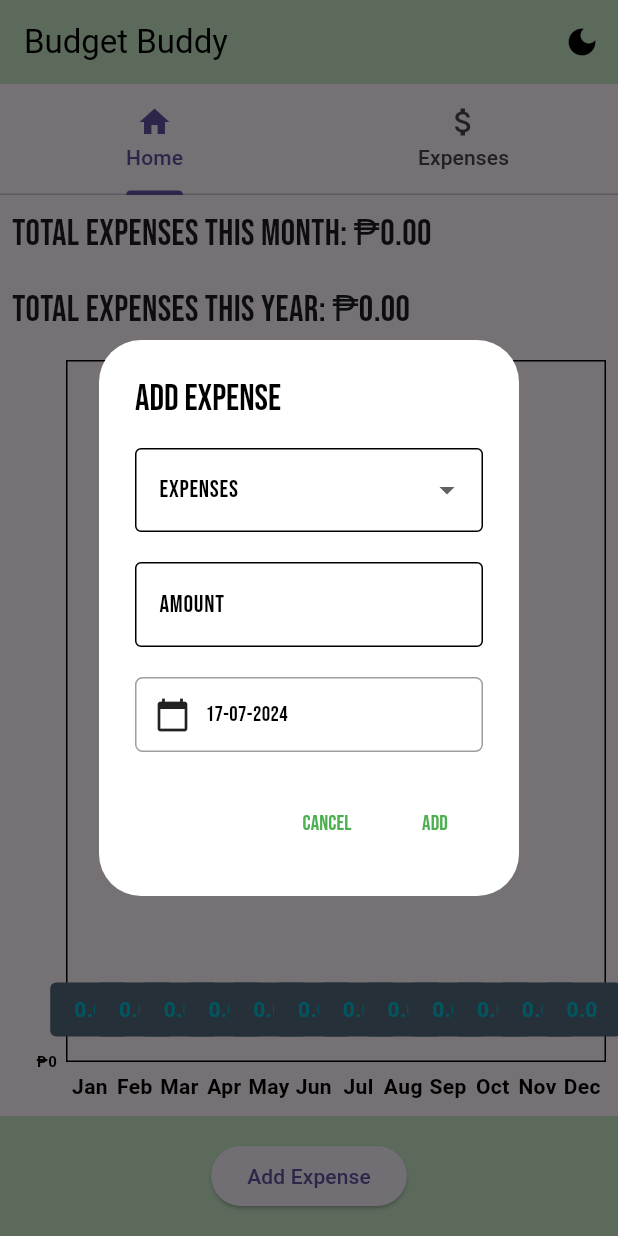
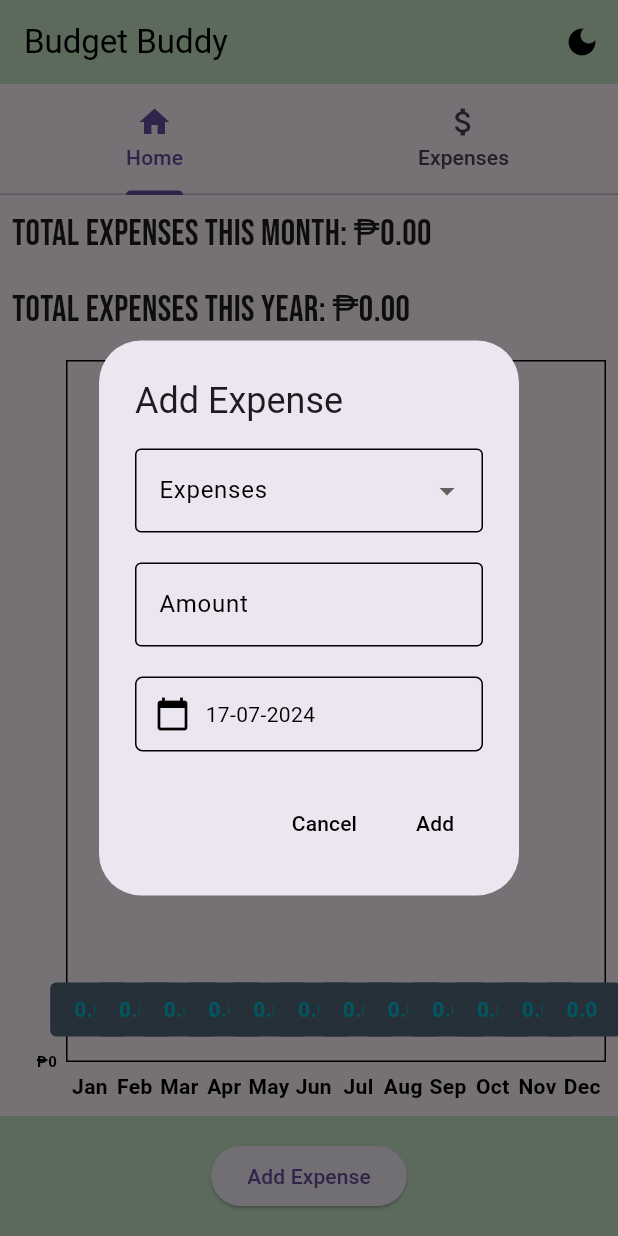
Before and after one commit to SugarSalad/Flutter, a Flutter app: the screen it shows after launch, after a tap on "Add Expense", on a phone screen of 412 x 824 dp. Run offline on Flutter 3.47's test engine with Material 3 defaults, Android fonts, the phone set to English and light mode, and no system bars; drawn by our look-alikes of fl_chart; our stand-ins replace hive, hive_flutter; accounts and stored records are empty.

Commit message:
latest optimization

```diff
--- a/lib/home_page.dart
+++ b/lib/home_page.dart
@@ -136,6 +136,7 @@ class _MyHomePageState extends State<MyHomePage>
     ),
   );
 }
+
 
   Widget _buildHomeTab() {
   List<double> monthlyExpenses = List.filled(12, 0.0);
@@ -366,8 +367,10 @@ class _MyHomePageState extends State<MyHomePage>
 
   await showDialog(
     context: context,
-      builder: (context) => StatefulBuilder(
-        builder: (context, setState) => AlertDialog(
+    builder: (context) {
+      return Theme(
+        data: isDarkMode ? ThemeData.dark() : ThemeData.light(),
+        child: AlertDialog(
           title: const Text('Add Expense'),
           content: Column(
             mainAxisSize: MainAxisSize.min,
@@ -383,26 +386,44 @@ class _MyHomePageState extends State<MyHomePage>
                 items: expenseTitles.map((String title) {
                   return DropdownMenuItem<String>(
                     value: title,
-                    child: Text(title),
+                    child: Text(
+                      title,
+                      style: TextStyle(color: isDarkMode ? Colors.white : Colors.black),
+                    ),
                   );
                 }).toList(),
-                decoration: const InputDecoration(
+                decoration: InputDecoration(
                   labelText: 'Expenses',
+                  labelStyle: TextStyle(color: isDarkMode ? Colors.white : Colors.black),
                   border: OutlineInputBorder(),
+                  enabledBorder: OutlineInputBorder(
+                    borderSide: BorderSide(color: isDarkMode ? Colors.white : Colors.black),
+                  ),
+                  focusedBorder: OutlineInputBorder(
+                    borderSide: BorderSide(color: isDarkMode ? Colors.white : Colors.black),
                   ),
                 ),
-              const SizedBox(height: 20),
+              ),
+              SizedBox(height: 20),
               TextField(
                 controller: amountController,
-                keyboardType:
-                    const TextInputType.numberWithOptions(decimal: true),
-                decoration: const InputDecoration(
+                keyboardType: TextInputType.numberWithOptions(decimal: true),
+                style: TextStyle(color: isDarkMode ? Colors.white : Colors.black),
+                decoration: InputDecoration(
                   labelText: 'Amount',
                   prefixText: '₱',
+                  labelStyle: TextStyle(color: isDarkMode ? Colors.white : Colors.black),
+                  prefixStyle: TextStyle(color: isDarkMode ? Colors.white : Colors.black),
                   border: OutlineInputBorder(),
+                  enabledBorder: OutlineInputBorder(
+                    borderSide: BorderSide(color: isDarkMode ? Colors.white : Colors.black),
+                  ),
+                  focusedBorder: OutlineInputBorder(
+                    borderSide: BorderSide(color: isDarkMode ? Colors.white : Colors.black),
                   ),
                 ),
-              const SizedBox(height: 20),
+              ),
+              SizedBox(height: 20),
               InkWell(
                 onTap: () async {
                   final DateTime? pickedDate = await showDatePicker(
@@ -410,6 +431,12 @@ class _MyHomePageState extends State<MyHomePage>
                     initialDate: selectedDate,
                     firstDate: DateTime(2000),
                     lastDate: DateTime.now(),
+                    builder: (BuildContext context, Widget? child) {
+                      return Theme(
+                        data: isDarkMode ? ThemeData.dark() : ThemeData.light(),
+                        child: child!,
+                      );
+                    },
                   );
                   if (pickedDate != null && pickedDate != selectedDate) {
                     setState(() {
@@ -420,16 +447,19 @@ class _MyHomePageState extends State<MyHomePage>
                 child: Container(
                   height: 50,
                   decoration: BoxDecoration(
-                    border: Border.all(color: Colors.grey),
+                    border: Border.all(color: isDarkMode ? Colors.white : Colors.black),
                     borderRadius: BorderRadius.circular(5),
                   ),
-                  padding: const EdgeInsets.symmetric(horizontal: 12),
+                  padding: EdgeInsets.symmetric(horizontal: 12),
                   alignment: Alignment.centerLeft,
                   child: Row(
                     children: [
-                      const Icon(Icons.calendar_today),
-                      const SizedBox(width: 10),
-                      Text(DateFormat('dd-MM-yyyy').format(selectedDate)),
+                      Icon(Icons.calendar_today, color: isDarkMode ? Colors.white : Colors.black),
+                      SizedBox(width: 10),
+                      Text(
+                        DateFormat('dd-MM-yyyy').format(selectedDate),
+                        style: TextStyle(color: isDarkMode ? Colors.white : Colors.black),
+                      ),
                     ],
                   ),
                 ),
@@ -441,12 +471,11 @@ class _MyHomePageState extends State<MyHomePage>
               onPressed: () {
                 Navigator.of(context).pop();
               },
-              child: const Text('Cancel'),
+              child: Text('Cancel', style: TextStyle(color: isDarkMode ? Colors.white : Colors.black)),
             ),
             TextButton(
               onPressed: () {
-                if (selectedExpenseTitle == null ||
-                    amountController.text.isEmpty) {
+                if (selectedExpenseTitle == null || amountController.text.isEmpty) {
                   _showErrorDialog(context, 'Please fill in all fields.');
                   return;
                 }
@@ -463,11 +492,12 @@ class _MyHomePageState extends State<MyHomePage>
                 selectedExpenseTitle = null;
                 Navigator.of(context).pop();
               },
-              child: const Text('Add'),
+              child: Text('Add', style: TextStyle(color: isDarkMode ? Colors.white : Colors.black)),
             ),
           ],
         ),
-      ),
+      );
+    },
   );
 }
 
@@ -484,9 +514,11 @@ class _MyHomePageState extends State<MyHomePage>
  void _showErrorDialog(BuildContext context, String message) {
     showDialog(
       context: context,
-      builder: (context) => AlertDialog(
+      builder: (context) => Theme(
+      data: isDarkMode ? ThemeData.dark() : ThemeData.light(),
+      child: AlertDialog(
         title: const Text('Input Error'),
-        content: Text(message),
+        content: Text(message, style: TextStyle(color: isDarkMode ? Colors.white : Colors.black)),
         actions: [
           TextButton(
             onPressed: () {
@@ -496,6 +528,7 @@ class _MyHomePageState extends State<MyHomePage>
           ),
         ],
       ),
+      ),
     );
   }
 }
```
Lines whose indentation alone changed are shown as unchanged.
